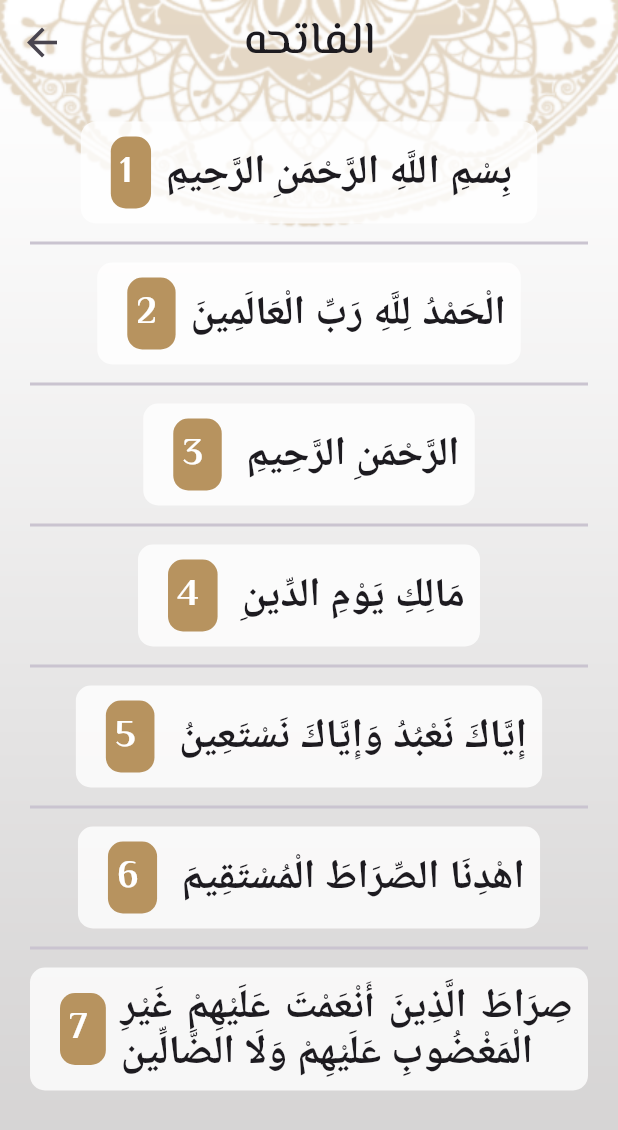
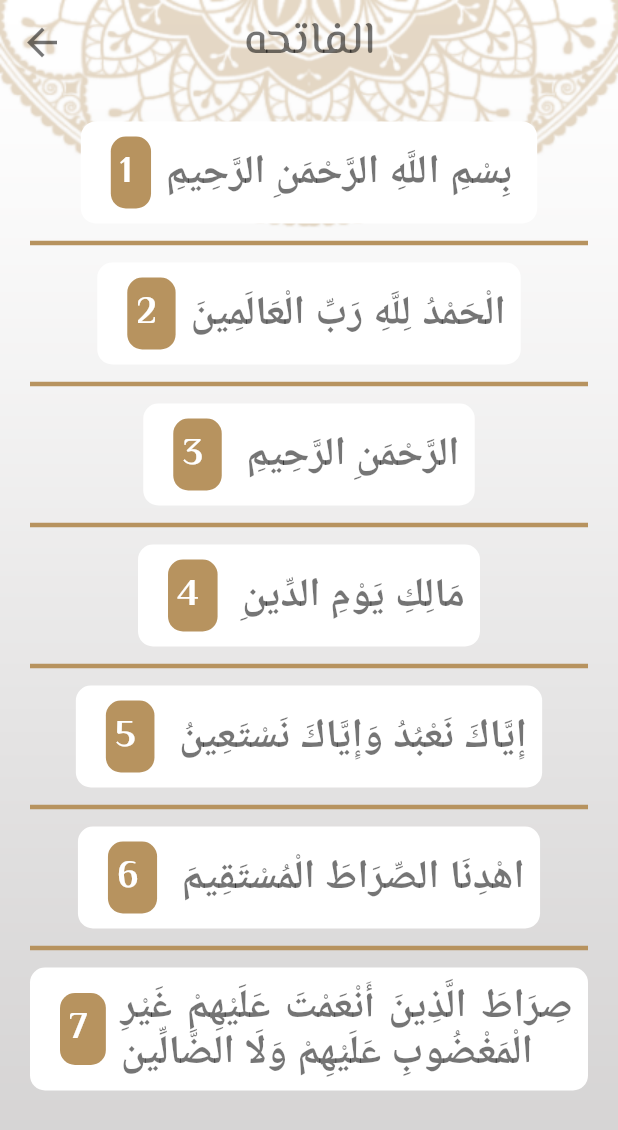
Before and after one commit to omaraabed/eslamy, a Flutter app: the screen it shows after launch, after a tap on "الفاتحه", on a phone screen of 412 x 824 dp. Shown: the top 1130 px of the screen. Run offline on Flutter 3.47's test engine with Material 3 defaults, Android fonts, the phone set to English and light mode, and no system bars; our stand-ins replace audioplayers, google_fonts; network calls fail; Roboto replaces fonts that are missing (Dekko).

Commit message:
finish Theme mood

```diff
--- /dev/null
+++ b/devtools_options.yaml
@@ -0,0 +1,3 @@
+description: This file stores settings for Dart & Flutter DevTools.
+documentation: https://docs.flutter.dev/tools/devtools/extensions#configure-extension-enablement-states
+extensions:
--- /dev/null
+++ b/lib/Provider/my_provider.dart
@@ -0,0 +1,10 @@
+import 'package:flutter/material.dart';
+
+class MyProvider extends ChangeNotifier {
+  ThemeMode themeMode = ThemeMode.light;
+
+  void changeTheme(ThemeMode mode) {
+    themeMode = mode;
+    notifyListeners();
+  }
+}
--- a/lib/home_screen.dart
+++ b/lib/home_screen.dart
@@ -2,6 +2,7 @@
 import 'package:eslamy/tabs/quran_tab.dart';
 import 'package:eslamy/tabs/radio_tab.dart';
 import 'package:eslamy/tabs/sebha_tab.dart';
+import 'package:eslamy/tabs/settings_tab.dart';
 import 'package:flutter/material.dart';
 
 class HomeScreen extends StatefulWidget {
@@ -13,7 +14,13 @@
 
 class _HomeScreenState extends State<HomeScreen> {
   int index = 0;
-  List<Widget> tabs = [QuranTab(), SebhaTab(), RadioTab(), AhadethTab()];
+  List<Widget> tabs = [
+    QuranTab(),
+    SebhaTab(),
+    RadioTab(),
+    AhadethTab(),
+    SettingsTab()
+  ];
 
   @override
   Widget build(BuildContext context) {
@@ -21,13 +28,15 @@
       Container(
           width: double.infinity,
           child: Image.asset(
-            'assets/images/bg3.png',
+            Theme.of(context).colorScheme.brightness == Brightness.light
+                ? 'assets/images/bg3.png'
+                : 'assets/images/bg.png',
             fit: BoxFit.fill,
           )),
       Scaffold(
         backgroundColor: Colors.transparent,
         appBar: AppBar(
-          title: Text('إسلامي', style: Theme.of(context).textTheme.bodyLarge),
+          title: Text('Eslamy', style: Theme.of(context).textTheme.bodyLarge),
         ),
         bottomNavigationBar: BottomNavigationBar(
           currentIndex: index,
@@ -52,6 +61,10 @@
                 icon: ImageIcon(AssetImage('assets/images/ahadeth.png')),
                 label: 'Ahadeth',
                 backgroundColor: Theme.of(context).primaryColor),
+            BottomNavigationBarItem(
+                icon: Icon(Icons.settings),
+                label: 'Setting',
+                backgroundColor: Theme.of(context).primaryColor),
           ],
         ),
         body: tabs[index],
--- a/lib/main.dart
+++ b/lib/main.dart
@@ -1,12 +1,16 @@
+import 'package:eslamy/Provider/my_provider.dart';
 import 'package:eslamy/hadeth_details.dart';
 import 'package:eslamy/home_screen.dart';
 import 'package:eslamy/myt_theme.dart';
 import 'package:eslamy/sura_content.dart';
 import 'package:flutter/material.dart';
 import 'package:google_fonts/google_fonts.dart';
+import 'package:provider/provider.dart';
 
 void main() {
-  runApp(const MyApp());
+  runApp(ChangeNotifierProvider(
+      create: (context) => MyProvider(),
+      child: const MyApp()));
 }
 
 class MyApp extends StatelessWidget {
@@ -15,10 +19,11 @@
   // This widget is the root of your application.
   @override
   Widget build(BuildContext context) {
+    var provider=Provider.of<MyProvider>(context);
     return MaterialApp(
       theme: MyTheme.lightTheme,
       darkTheme: MyTheme.darkTheme,
-     // themeMode: ThemeMode.dark,
+      themeMode: provider.themeMode,
       debugShowCheckedModeBanner: false,
       initialRoute: HomeScreen.routeName,
 
--- a/lib/myt_theme.dart
+++ b/lib/myt_theme.dart
@@ -8,6 +8,18 @@
 
   static ThemeData lightTheme = ThemeData(
       primaryColor: lightColor,
+      colorScheme: ColorScheme(
+          brightness: Brightness.light,
+          primary: lightColor,
+          onPrimary: Colors.black54,
+          secondary: Colors.grey.shade300,
+          onSecondary: Colors.black54,
+          error: Colors.red,
+          onError: Colors.white,
+          background: Colors.transparent,
+          onBackground: lightColor,
+          surface: Colors.white,
+          onSurface: Colors.black54),
       appBarTheme: AppBarTheme(
           elevation: 0,
           backgroundColor: Colors.transparent,
@@ -40,6 +52,18 @@
       ));
   static ThemeData darkTheme = ThemeData(
       primaryColor: darkColor,
+    colorScheme: ColorScheme(
+        brightness: Brightness.dark,
+        primary: darkColor,
+        onPrimary: Colors.white,
+        secondary: yellowColor,
+        onSecondary: Colors.white,
+        error: Colors.red,
+        onError: Colors.white,
+        background: Colors.transparent,
+        onBackground: darkColor,
+        surface: darkColor,
+        onSurface: yellowColor),
       appBarTheme: AppBarTheme(
           elevation: 0,
           backgroundColor: Colors.transparent,
--- a/lib/sura_content.dart
+++ b/lib/sura_content.dart
@@ -22,7 +22,9 @@
       SizedBox(
           width: double.infinity,
           child: Image.asset(
-            'assets/images/bg3.png',
+            Theme.of(context).colorScheme.brightness == Brightness.light
+                ? 'assets/images/bg3.png'
+                : 'assets/images/bg.png',
             fit: BoxFit.fill,
           )),
       Scaffold(
@@ -38,7 +40,10 @@
           padding: const EdgeInsets.all(20.0),
           child: ListView.separated(
             separatorBuilder: (context, index) => Divider(
-              thickness: 2,
+              color: Theme.of(context).brightness == Brightness.dark
+                  ? Color(0xffFACC1D)
+                  : Color(0xffB7935F),
+              thickness: 3,
             ),
             itemBuilder: (context, index) {
               return Center(
@@ -48,7 +53,9 @@
                       margin: EdgeInsets.symmetric(vertical: 5),
                       padding: EdgeInsets.all(10),
                       decoration: BoxDecoration(
-                        color: Colors.white.withOpacity(0.8),
+                        color: Theme.of(context).brightness == Brightness.dark
+                            ? Color(0xff141A2E)
+                            : Colors.white,
                         borderRadius: BorderRadius.circular(10),
                       ),
                       child: Row(
@@ -69,7 +76,8 @@
                           ),
                           Expanded(
                             child: Text(
-                              verses[index],style: Theme.of(context).textTheme.displayLarge,
+                              verses[index],
+                              style: Theme.of(context).textTheme.displayLarge,
                               textAlign: TextAlign.justify,
                             ),
                           ),
--- a/lib/tabs/quran_tab.dart
+++ b/lib/tabs/quran_tab.dart
@@ -127,20 +127,30 @@
       children: [
         Center(child: Image.asset('assets/images/qurain.png')),
         Divider(
-          color: Theme.of(context).primaryColor,
+          color: Theme.of(context).brightness == Brightness.dark
+              ? Color(0xffFACC1D)
+              :  Color(0xffB7935F),
           thickness: 3,
         ),
+
         Text(
-          'اسم السورة',
+          'Sura Name',
           style: Theme.of(context).textTheme.bodyMedium,
         ),
         Divider(
-          color: Theme.of(context).primaryColor,
+          color: Theme.of(context).brightness == Brightness.dark
+              ? Color(0xffFACC1D)
+              :  Color(0xffB7935F),
           thickness: 3,
         ),
         Expanded(
           child: ListView.separated(
             separatorBuilder: (context, index) => Divider(
+              color: Theme.of(context).brightness == Brightness.dark
+                  ? Color(0xffFACC1D)
+                  :  Color(0xffB7935F),
+              endIndent: 50,
+              indent: 50,
               thickness: 1,
             ),
             itemBuilder: (context, index) {
--- a/lib/tabs/radio_tab.dart
+++ b/lib/tabs/radio_tab.dart
@@ -34,7 +34,9 @@
               future: ApiManager.getRadios(),
               builder: (context, snapshot) {
                 if (snapshot.connectionState == ConnectionState.waiting) {
-                  return Center(child: CircularProgressIndicator());
+                  return Center(child: CircularProgressIndicator(color: Theme.of(context).brightness == Brightness.dark
+                      ? Colors.white
+                      : Colors.black,));
                 } else if (snapshot.hasError) {
                   return Center(child: Text('Erooooooooor'));
                 }
```
Also changed, not shown: lib/hadeth_details.dart (+8 -4 lines), lib/radio_item.dart (+12 -5 lines), lib/show_theme_botton_sheet.dart (added, +70 -0 lines), lib/tabs/ahadeth_tab.dart (+12 -3 lines), lib/tabs/settings_tab.dart (added, +60 -0 lines), pubspec.yaml (+9 -0 lines), assets/images/2.0x/bg@2x.png (added), assets/images/2.0x/logo2@2x.png (added), assets/images/3.0x/bg@3x.png (added), assets/images/3.0x/logo2@3x.png (added), assets/images/bg.png (added), assets/images/logo2.png (added), pubspec.lock, 28 other files.
